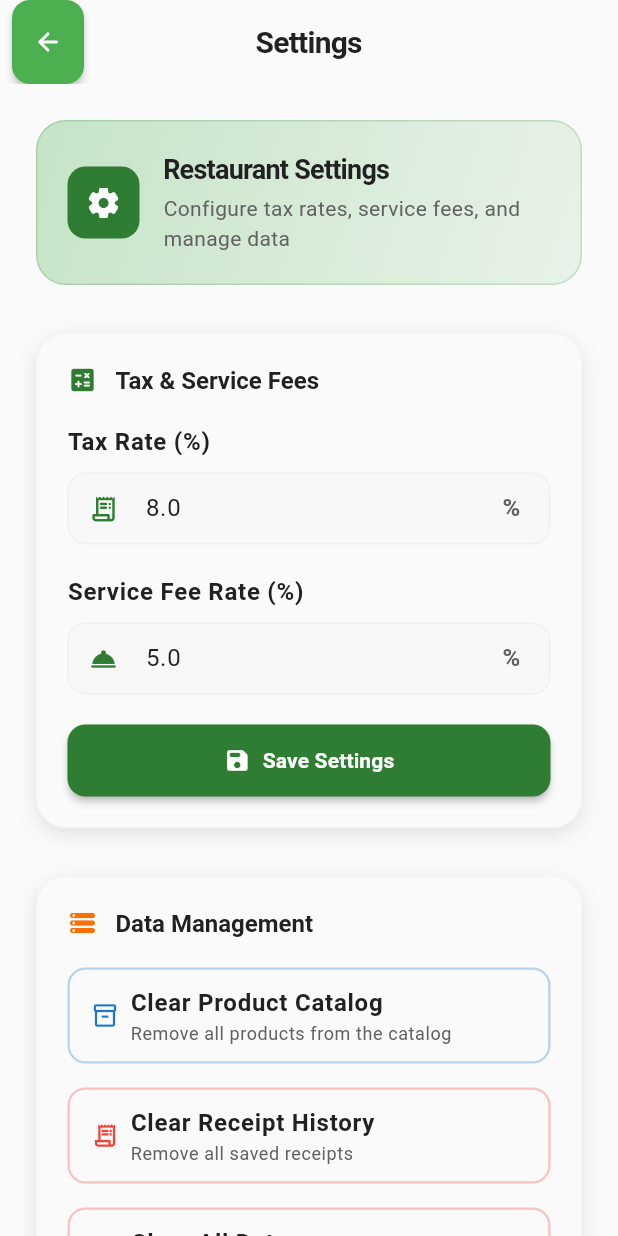
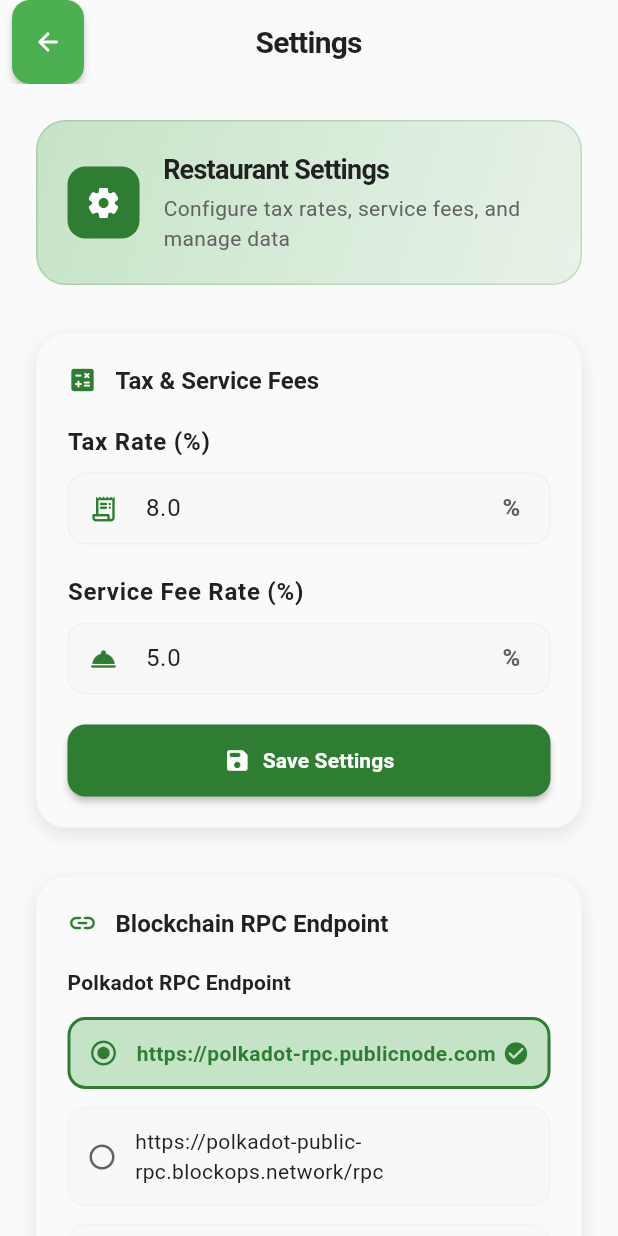
Before and after one commit to AminMemariani/polkadot-restaurant-pos, a Flutter app: the SettingsPage screen opened by its route, on a phone screen of 412 x 824 dp. Run offline on Flutter 3.47's test engine with Material 3 defaults, Android fonts, the phone set to English and light mode, and no system bars; our stand-ins replace dartz, equatable, get_it, go_router, qr_flutter, shared_preferences; missing offline and left inert: step_bar; accounts and stored records are empty.

Commit message:
Implement blockchain RPC endpoint management in settings
- Added functionality to update and load Polkadot and Kusama RPC endpoints in the Settings page.
- Introduced methods in StorageService for saving and loading RPC endpoints.
- Enhanced MockBlockchainService to support dynamic RPC endpoint updates.
- Updated SettingsProvider to manage RPC endpoint state and notify listeners on changes.
- Created UI components for selecting and displaying available RPC endpoints in the settings interface.

```diff
--- a/lib/core/blockchain/blockchain_service.dart
+++ b/lib/core/blockchain/blockchain_service.dart
@@ -1,5 +1,7 @@
 import 'dart:async';
 import 'dart:math';
+
+import '../storage/storage_service.dart';
 
 /// Abstract blockchain service for handling cryptocurrency payments
 abstract class BlockchainService {
@@ -178,11 +180,14 @@ enum TransactionStatus { pending, confirmed, failed, reverted }
 
 /// Mock implementation for development/testing
 class MockBlockchainService implements BlockchainService {
-  static const List<BlockchainNetwork> _supportedNetworks = [
+  static List<BlockchainNetwork> _getSupportedNetworks(
+    String polkadotRpcUrl,
+    String kusamaRpcUrl,
+  ) => [
     BlockchainNetwork(
       name: 'Polkadot',
       chainId: 'polkadot',
-      rpcUrl: 'wss://rpc.polkadot.io',
+      rpcUrl: polkadotRpcUrl,
       currency: 'DOT',
       decimals: 10,
       isTestnet: false,
@@ -190,12 +195,12 @@ class MockBlockchainService implements BlockchainService {
     BlockchainNetwork(
       name: 'Kusama',
       chainId: 'kusama',
-      rpcUrl: 'wss://kusama-rpc.polkadot.io',
+      rpcUrl: kusamaRpcUrl,
       currency: 'KSM',
       decimals: 12,
       isTestnet: false,
     ),
-    BlockchainNetwork(
+    const BlockchainNetwork(
       name: 'Polkadot Testnet',
       chainId: 'westend',
       rpcUrl: 'wss://westend-rpc.polkadot.io',
@@ -205,14 +210,43 @@ class MockBlockchainService implements BlockchainService {
     ),
   ];
 
-  BlockchainNetwork _currentNetwork = _supportedNetworks.first;
+  List<BlockchainNetwork> _supportedNetworks = _getSupportedNetworks(
+    'https://polkadot-rpc.publicnode.com',
+    'https://kusama.publicnode.com',
+  );
+  BlockchainNetwork _currentNetwork;
   bool _isConnected = false;
   final Map<String, BlockchainPaymentRequest> _paymentRequests = {};
   final Map<String, StreamController<BlockchainPaymentStatus>> _paymentStreams =
       {};
 
+  MockBlockchainService()
+    : _currentNetwork = _getSupportedNetworks(
+        'https://polkadot-rpc.publicnode.com',
+        'https://kusama.publicnode.com',
+      ).first;
+
   @override
   Future<void> initialize() async {
+    // Load RPC endpoints from storage
+    try {
+      final storageService = await StorageService.getInstance();
+      final polkadotRpcEndpoint = await storageService.loadRpcEndpoint();
+      final kusamaRpcEndpoint = await storageService.loadKusamaRpcEndpoint();
+      _supportedNetworks = _getSupportedNetworks(
+        polkadotRpcEndpoint,
+        kusamaRpcEndpoint,
+      );
+      // Update current network if it's Polkadot or Kusama
+      if (_currentNetwork.chainId == 'polkadot') {
+        _currentNetwork = _supportedNetworks.first;
+      } else if (_currentNetwork.chainId == 'kusama') {
+        _currentNetwork = _supportedNetworks[1];
+      }
+    } catch (e) {
+      print('Error loading RPC endpoints: $e');
+    }
+
     // Simulate connection delay
     await Future.delayed(const Duration(seconds: 2));
     _isConnected = true;
@@ -329,6 +363,40 @@ class MockBlockchainService implements BlockchainService {
   @override
   List<BlockchainNetwork> getSupportedNetworks() {
     return List.unmodifiable(_supportedNetworks);
+  }
+
+  /// Update Polkadot RPC endpoint (for when user changes it in settings)
+  Future<void> updateRpcEndpoint(String rpcEndpoint) async {
+    final kusamaRpcUrl = _supportedNetworks
+        .firstWhere((n) => n.chainId == 'kusama')
+        .rpcUrl;
+    _supportedNetworks = _getSupportedNetworks(rpcEndpoint, kusamaRpcUrl);
+    // Update current network if it's Polkadot
+    if (_currentNetwork.chainId == 'polkadot') {
+      _currentNetwork = _supportedNetworks.first;
+    }
+    // Reconnect if already connected
+    if (_isConnected) {
+      await disconnect();
+      await initialize();
+    }
+  }
+
+  /// Update Kusama RPC endpoint (for when user changes it in settings)
+  Future<void> updateKusamaRpcEndpoint(String rpcEndpoint) async {
+    final polkadotRpcUrl = _supportedNetworks
+        .firstWhere((n) => n.chainId == 'polkadot')
+        .rpcUrl;
+    _supportedNetworks = _getSupportedNetworks(polkadotRpcUrl, rpcEndpoint);
+    // Update current network if it's Kusama
+    if (_currentNetwork.chainId == 'kusama') {
+      _currentNetwork = _supportedNetworks[1];
+    }
+    // Reconnect if already connected
+    if (_isConnected) {
+      await disconnect();
+      await initialize();
+    }
   }
 
   @override
--- a/lib/core/constants/constants.dart
+++ b/lib/core/constants/constants.dart
@@ -18,4 +18,20 @@ class AppConstants {
   // Default values
   static const int defaultTimeout = 30; // seconds
   static const int maxRetries = 3;
+
+  // Polkadot RPC endpoints
+  static const List<String> polkadotRpcEndpoints = [
+    'https://polkadot-rpc.publicnode.com',
+    'https://polkadot-public-rpc.blockops.network/rpc',
+    'https://polkadot.publicnode.com',
+    'https://polkadot.drpc.org/',
+  ];
+
+  // Kusama RPC endpoints
+  static const List<String> kusamaRpcEndpoints = [
+    'https://kusama.publicnode.com',
+    'https://kusama.drpc.org/',
+    'https://kusama-rpc.n.dwellir.com/',
+    'https://rpc.ibp.network/kusama',
+  ];
 }
--- a/lib/core/storage/storage_service.dart
+++ b/lib/core/storage/storage_service.dart
@@ -8,6 +8,8 @@ class StorageService {
   static const String _settingsKey = 'settings';
   static const String _taxRateKey = 'tax_rate';
   static const String _serviceFeeRateKey = 'service_fee_rate';
+  static const String _rpcEndpointKey = 'polkadot_rpc_endpoint';
+  static const String _kusamaRpcEndpointKey = 'kusama_rpc_endpoint';
 
   static StorageService? _instance;
   static SharedPreferences? _prefs;
@@ -142,9 +144,13 @@ class StorageService {
     try {
       await _prefs!.remove(_productsKey);
       await _prefs!.remove(_receiptsKey);
+      await _prefs!.remove(_productsKey);
+      await _prefs!.remove(_receiptsKey);
       await _prefs!.remove(_settingsKey);
       await _prefs!.remove(_taxRateKey);
       await _prefs!.remove(_serviceFeeRateKey);
+      await _prefs!.remove(_rpcEndpointKey);
+      await _prefs!.remove(_kusamaRpcEndpointKey);
       return true;
     } catch (e) {
       print('Error clearing data: $e');
@@ -172,12 +178,56 @@ class StorageService {
     }
   }
 
+  /// Save RPC endpoint
+  Future<bool> saveRpcEndpoint(String rpcEndpoint) async {
+    try {
+      return await _prefs!.setString(_rpcEndpointKey, rpcEndpoint);
+    } catch (e) {
+      print('Error saving RPC endpoint: $e');
+      return false;
+    }
+  }
+
+  /// Load RPC endpoint
+  Future<String> loadRpcEndpoint() async {
+    try {
+      return _prefs!.getString(_rpcEndpointKey) ??
+          'https://polkadot-rpc.publicnode.com'; // Default endpoint
+    } catch (e) {
+      print('Error loading RPC endpoint: $e');
+      return 'https://polkadot-rpc.publicnode.com';
+    }
+  }
+
+  /// Save Kusama RPC endpoint
+  Future<bool> saveKusamaRpcEndpoint(String rpcEndpoint) async {
+    try {
+      return await _prefs!.setString(_kusamaRpcEndpointKey, rpcEndpoint);
+    } catch (e) {
+      print('Error saving Kusama RPC endpoint: $e');
+      return false;
+    }
+  }
+
+  /// Load Kusama RPC endpoint
+  Future<String> loadKusamaRpcEndpoint() async {
+    try {
+      return _prefs!.getString(_kusamaRpcEndpointKey) ??
+          'https://kusama.publicnode.com'; // Default endpoint
+    } catch (e) {
+      print('Error loading Kusama RPC endpoint: $e');
+      return 'https://kusama.publicnode.com';
+    }
+  }
+
   /// Clear only settings
   Future<bool> clearSettings() async {
     try {
       await _prefs!.remove(_settingsKey);
       await _prefs!.remove(_taxRateKey);
       await _prefs!.remove(_serviceFeeRateKey);
+      await _prefs!.remove(_rpcEndpointKey);
+      await _prefs!.remove(_kusamaRpcEndpointKey);
       return true;
     } catch (e) {
       print('Error clearing settings: $e');
--- a/lib/features/settings/presentation/pages/settings_page.dart
+++ b/lib/features/settings/presentation/pages/settings_page.dart
@@ -3,6 +3,7 @@ import 'package:provider/provider.dart';
 import 'package:go_router/go_router.dart';
 
 import '../providers/settings_provider.dart';
+import '../../../../core/constants/constants.dart';
 
 class SettingsPage extends StatefulWidget {
   const SettingsPage({super.key});
@@ -99,6 +100,11 @@ class _SettingsPageState extends State<SettingsPage> {
 
                 // Tax & Fee Settings
                 _buildTaxFeeSection(context, provider, isTablet),
+
+                const SizedBox(height: 32),
+
+                // Blockchain RPC Settings
+                _buildBlockchainRpcSection(context, provider, isTablet),
 
                 const SizedBox(height: 32),
 
@@ -299,6 +305,167 @@ class _SettingsPageState extends State<SettingsPage> {
             ),
           ),
         ],
+      ),
+    );
+  }
+
+  Widget _buildBlockchainRpcSection(
+    BuildContext context,
+    SettingsProvider provider,
+    bool isTablet,
+  ) {
+    final theme = Theme.of(context);
+    final colorScheme = theme.colorScheme;
+
+    return Container(
+      width: double.infinity,
+      padding: EdgeInsets.all(isTablet ? 24 : 20),
+      decoration: BoxDecoration(
+        color: colorScheme.surface,
+        borderRadius: BorderRadius.circular(20),
+        border: Border.all(
+          color: colorScheme.outline.withOpacity(0.1),
+          width: 1,
+        ),
+        boxShadow: [
+          BoxShadow(
+            color: colorScheme.shadow.withOpacity(0.1),
+            blurRadius: 10,
+            offset: const Offset(0, 4),
+          ),
+        ],
+      ),
+      child: Column(
+        crossAxisAlignment: CrossAxisAlignment.start,
+        children: [
+          Row(
+            children: [
+              Icon(
+                Icons.link_rounded,
+                color: colorScheme.primary,
+                size: isTablet ? 24 : 20,
+              ),
+              const SizedBox(width: 12),
+              Text(
+                'Blockchain RPC Endpoint',
+                style: theme.textTheme.titleLarge?.copyWith(
+                  fontWeight: FontWeight.w700,
+                  color: colorScheme.onSurface,
+                ),
+              ),
+            ],
+          ),
+          const SizedBox(height: 20),
+
+          // Polkadot RPC Endpoints
+          Text(
+            'Polkadot RPC Endpoint',
+            style: theme.textTheme.titleMedium?.copyWith(
+              fontWeight: FontWeight.w600,
+              color: colorScheme.onSurface,
+            ),
+          ),
+          const SizedBox(height: 12),
+          ...AppConstants.polkadotRpcEndpoints.map((endpoint) {
+            final isSelected = provider.rpcEndpoint == endpoint;
+            return _buildRpcEndpointOption(
+              context,
+              endpoint: endpoint,
+              isSelected: isSelected,
+              onTap: () => provider.updateRpcEndpoint(endpoint),
+              isTablet: isTablet,
+            );
+          }).toList(),
+
+          const SizedBox(height: 24),
+
+          // Kusama RPC Endpoints
+          Text(
+            'Kusama RPC Endpoint',
+            style: theme.textTheme.titleMedium?.copyWith(
+              fontWeight: FontWeight.w600,
+              color: colorScheme.onSurface,
+            ),
+          ),
+          const SizedBox(height: 12),
+          ...AppConstants.kusamaRpcEndpoints.map((endpoint) {
+            final isSelected = provider.kusamaRpcEndpoint == endpoint;
+            return _buildRpcEndpointOption(
+              context,
+              endpoint: endpoint,
+              isSelected: isSelected,
+              onTap: () => provider.updateKusamaRpcEndpoint(endpoint),
+              isTablet: isTablet,
+            );
+          }).toList(),
+        ],
+      ),
+    );
+  }
+
+  Widget _buildRpcEndpointOption(
+    BuildContext context, {
+    required String endpoint,
+    required bool isSelected,
+    required VoidCallback onTap,
+    required bool isTablet,
+  }) {
+    final theme = Theme.of(context);
+    final colorScheme = theme.colorScheme;
+
+    return Container(
+      margin: const EdgeInsets.only(bottom: 12),
+      child: InkWell(
+        onTap: onTap,
+        borderRadius: BorderRadius.circular(12),
+        child: Container(
+          padding: EdgeInsets.all(isTablet ? 16 : 12),
+          decoration: BoxDecoration(
+            color: isSelected
+                ? colorScheme.primaryContainer.withOpacity(0.3)
+                : colorScheme.surfaceContainerHighest.withOpacity(0.3),
+            borderRadius: BorderRadius.circular(12),
+            border: Border.all(
+              color: isSelected
+                  ? colorScheme.primary
+                  : colorScheme.outline.withOpacity(0.2),
+              width: isSelected ? 2 : 1,
+            ),
+          ),
+          child: Row(
+            children: [
+              Icon(
+                isSelected
+                    ? Icons.radio_button_checked
+                    : Icons.radio_button_unchecked,
+                color: isSelected
+                    ? colorScheme.primary
+                    : colorScheme.onSurfaceVariant,
+                size: isTablet ? 24 : 20,
+              ),
+              const SizedBox(width: 12),
+              Expanded(
+                child: Text(
+                  endpoint,
+                  style: theme.textTheme.bodyMedium?.copyWith(
+                    fontWeight: isSelected
+                        ? FontWeight.w600
+                        : FontWeight.normal,
+                    color: isSelected
+                        ? colorScheme.primary
+                        : colorScheme.onSurface,
+                  ),
+                ),
+              ),
+              if (isSelected)
+                Icon(
+                  Icons.check_circle_rounded,
+                  color: colorScheme.primary,
+                  size: isTablet ? 20 : 18,
+                ),
+            ],
+          ),
+        ),
       ),
     );
   }
--- a/lib/features/settings/presentation/providers/settings_provider.dart
+++ b/lib/features/settings/presentation/providers/settings_provider.dart
@@ -1,6 +1,8 @@
 import 'package:flutter/foundation.dart';
+import 'package:get_it/get_it.dart';
 
 import '../../../../core/storage/storage_service.dart';
+import '../../../../core/blockchain/blockchain_service.dart';
 
 class SettingsProvider extends ChangeNotifier {
   final StorageService storageService;
@@ -9,12 +11,16 @@ class SettingsProvider extends ChangeNotifier {
 
   double _taxRate = 0.08; // Default 8%
   double _serviceFeeRate = 0.05; // Default 5%
+  String _rpcEndpoint = 'https://polkadot-rpc.publicnode.com';
+  String _kusamaRpcEndpoint = 'https://kusama.publicnode.com';
   bool _isLoading = false;
   String? _error;
 
   // Getters
   double get taxRate => _taxRate;
   double get serviceFeeRate => _serviceFeeRate;
+  String get rpcEndpoint => _rpcEndpoint;
+  String get kusamaRpcEndpoint => _kusamaRpcEndpoint;
   bool get isLoading => _isLoading;
   String? get error => _error;
 
@@ -26,6 +32,8 @@ class SettingsProvider extends ChangeNotifier {
     try {
       _taxRate = await storageService.loadTaxRate();
       _serviceFeeRate = await storageService.loadServiceFeeRate();
+      _rpcEndpoint = await storageService.loadRpcEndpoint();
+      _kusamaRpcEndpoint = await storageService.loadKusamaRpcEndpoint();
       notifyListeners();
     } catch (e) {
       _setError('Failed to load settings: $e');
@@ -119,6 +127,8 @@ class SettingsProvider extends ChangeNotifier {
         // Reset to default values
         _taxRate = 0.08;
         _serviceFeeRate = 0.05;
+        _rpcEndpoint = 'https://polkadot-rpc.publicnode.com';
+        _kusamaRpcEndpoint = 'https://kusama.publicnode.com';
         notifyListeners();
       } else {
         _setError('Failed to clear all data');
@@ -142,6 +152,66 @@ class SettingsProvider extends ChangeNotifier {
     notifyListeners();
   }
 
+  /// Update RPC endpoint
+  Future<void> updateRpcEndpoint(String rpcEndpoint) async {
+    _setLoading(true);
+    _clearError();
+
+    try {
+      final success = await storageService.saveRpcEndpoint(rpcEndpoint);
+      if (success) {
+        _rpcEndpoint = rpcEndpoint;
+        notifyListeners();
+
+        // Update blockchain service with new endpoint
+        try {
+          final blockchainService = GetIt.instance<BlockchainService>();
+          if (blockchainService is MockBlockchainService) {
+            await blockchainService.updateRpcEndpoint(rpcEndpoint);
+          }
+        } catch (e) {
+          print('Error updating blockchain service RPC endpoint: $e');
+        }
+      } else {
+        _setError('Failed to save RPC endpoint');
+      }
+    } catch (e) {
+      _setError('Failed to update RPC endpoint: $e');
+    }
+
+    _setLoading(false);
+  }
+
+  /// Update Kusama RPC endpoint
+  Future<void> updateKusamaRpcEndpoint(String rpcEndpoint) async {
+    _setLoading(true);
+    _clearError();
+
+    try {
+      final success = await storageService.saveKusamaRpcEndpoint(rpcEndpoint);
+      if (success) {
+        _kusamaRpcEndpoint = rpcEndpoint;
+        notifyListeners();
+
+        // Update blockchain service with new endpoint
+        try {
+          final blockchainService = GetIt.instance<BlockchainService>();
+          if (blockchainService is MockBlockchainService) {
+            await blockchainService.updateKusamaRpcEndpoint(rpcEndpoint);
+          }
+        } catch (e) {
+          print('Error updating blockchain service Kusama RPC endpoint: $e');
+        }
+      } else {
+        _setError('Failed to save Kusama RPC endpoint');
+      }
+    } catch (e) {
+      _setError('Failed to update Kusama RPC endpoint: $e');
+    }
+
+    _setLoading(false);
+  }
+
   // Private methods
   void _setLoading(bool loading) {
     _isLoading = loading;
```
